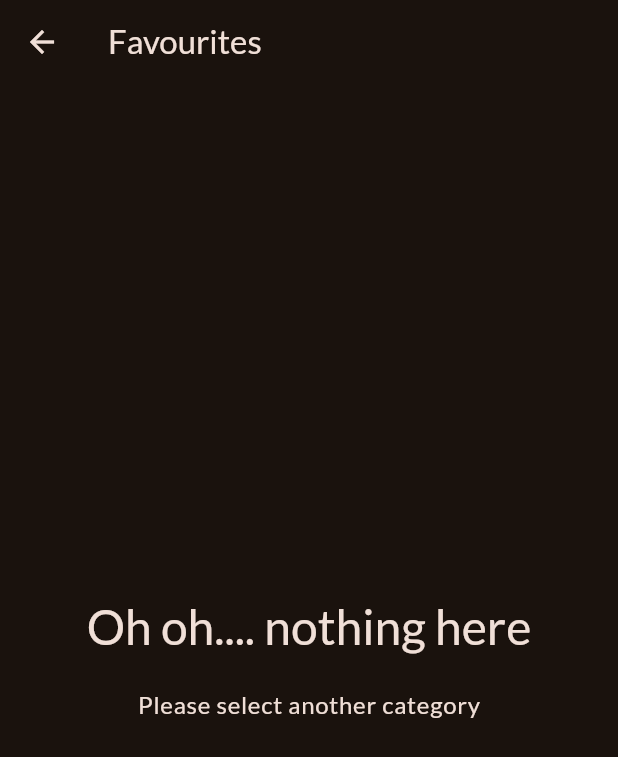
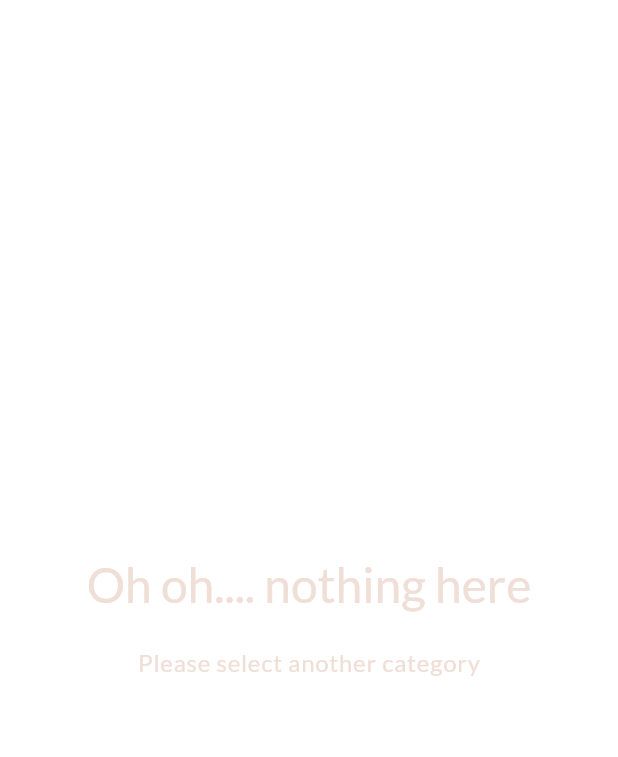
Before and after one commit to Prabhat8991/FlutterMealsApp, a Flutter app: the MealsScreen screen opened directly, on a phone screen of 412 x 824 dp. Shown: the top 757 px of the screen. Run offline on Flutter 3.47's test engine with Material 2 defaults, Android fonts, the phone set to English and light mode, and no system bars; our stand-ins replace google_fonts, transparent_image.

Commit message:
fixed double appbar issue

```diff
--- a/lib/screens/meals_screen.dart
+++ b/lib/screens/meals_screen.dart
@@ -5,9 +5,9 @@ import 'package:meals/widgets/meal_item.dart';
 import '../models/meal.dart';
 
 class MealsScreen extends StatelessWidget {
-  const MealsScreen({super.key, required this.title, required this.meals});
+  const MealsScreen({super.key, this.title, required this.meals});
 
-  final String title;
+  final String? title;
   final List<Meal> meals;
 
   void _onMealsItemSelected(BuildContext context, Meal meal) {
@@ -48,9 +48,12 @@ class MealsScreen extends StatelessWidget {
         },),
       );
     }
+    if(title == null) {
+      return body;
+    }
     return Scaffold(
       appBar: AppBar(
-        title: Text(title),
+        title: Text(title!),
       ),
       body: body,
     );
--- a/lib/screens/tabs.dart
+++ b/lib/screens/tabs.dart
@@ -29,7 +29,7 @@ class TabState extends State {
     String dynamicTitle = "Categories";
 
     if (activeScreenIndex == 1) {
-      activeScreen = const MealsScreen(title: "Favourites", meals: []);
+      activeScreen = const MealsScreen(meals: []);
       dynamicTitle = "Favorites";
     }
 
@@ -41,6 +41,7 @@ class TabState extends State {
       body: activeScreen,
       bottomNavigationBar: BottomNavigationBar(
         onTap: _setActiveScreenIndex,
+        currentIndex: activeScreenIndex,
         items: const [
           BottomNavigationBarItem(icon: Icon(Icons.set_meal), label: "Categories"),
           BottomNavigationBarItem(icon: Icon(Icons.favorite), label: "Favorites")
```
